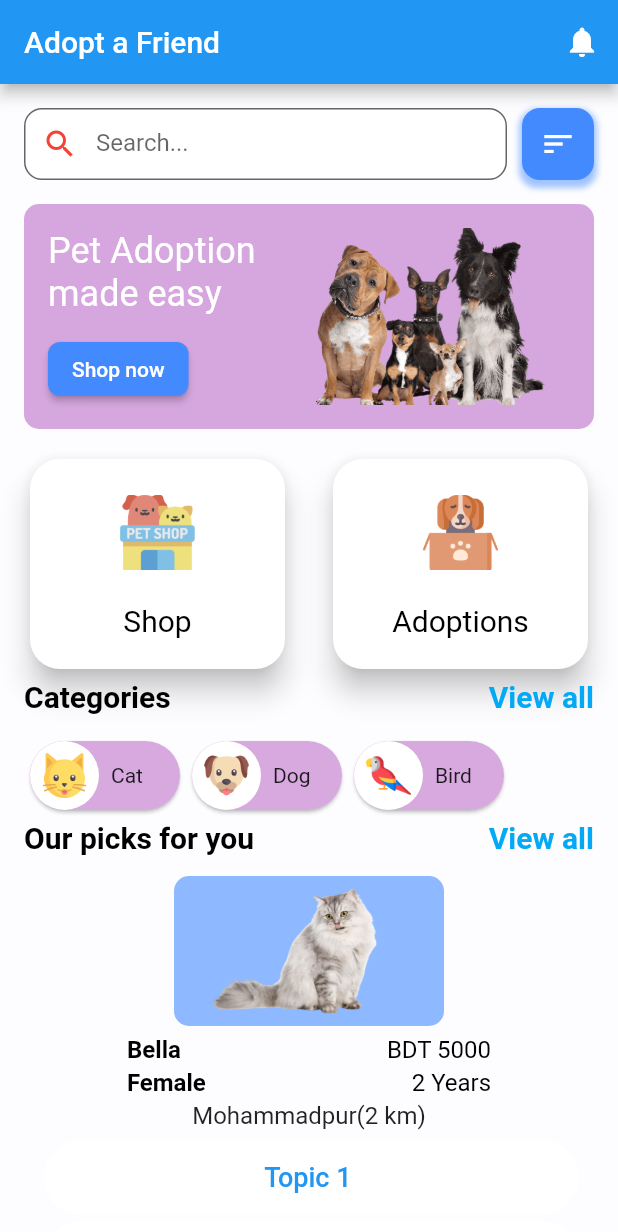
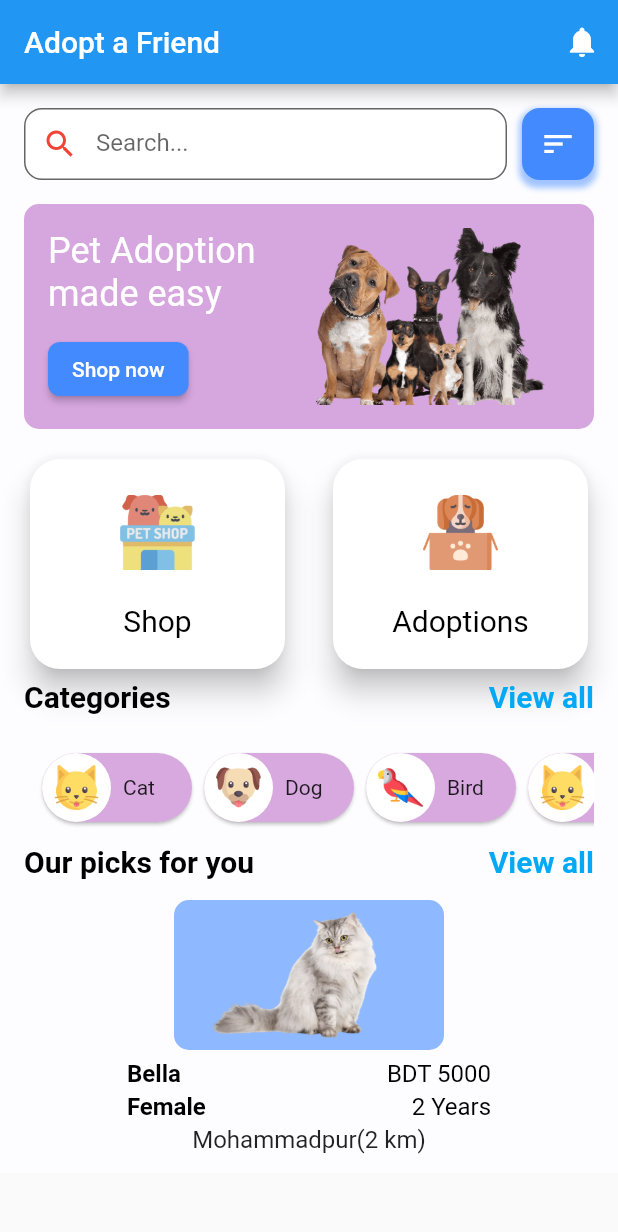
Before and after one commit to atik-sabuj/pet_shop, a Flutter app: the screen it shows after launch, on a phone screen of 412 x 824 dp. Shown: the top 1232 px of the screen. Run offline on Flutter 3.47's test engine with Material 2 defaults, Android fonts, the light colour scheme and no system bars.

Commit message:
updates designs

```diff
--- /dev/null
+++ b/lib/model/category.dart
@@ -0,0 +1,18 @@
+class Category {
+  String? name;
+  String? image;
+
+  Category({this.name, this.image});
+
+  Category.fromJson(Map<String, dynamic> json) {
+    name = json['name'];
+    image = json['Image'];
+  }
+
+  Map<String, dynamic> toJson() {
+    final Map<String, dynamic> data = new Map<String, dynamic>();
+    data['name'] = this.name;
+    data['Image'] = this.image;
+    return data;
+  }
+}
--- a/lib/splash_screen.dart
+++ b/lib/splash_screen.dart
@@ -2,6 +2,7 @@ import 'dart:async';
 import 'dart:ui';
 
 import 'package:flutter/material.dart';
+import 'package:pet_shop/model/category.dart';
 
 class SplashScreen extends StatefulWidget {
   const SplashScreen({Key? key}) : super(key: key);
@@ -44,7 +45,14 @@ class _SplashScreenState extends State<SplashScreen> {
 }
 
 class SecondScreen extends StatelessWidget {
-  final List<String> names = <String>['Topic 1', 'Topic 2 ', 'Topic 3', 'Topic 4', 'Topic 5',];
+  final List<Category> categoryList = [
+    Category(name: "Cat",image: "images/cat logo.png"),
+    Category(name: "Dog",image: "images/dog logo.png"),
+    Category(name: "Bird",image: "images/bird logo.png"),
+    Category(name: "Rabbit",image: "images/cat logo.png"),
+    Category(name: "Others",image: "images/cat logo.png"),
+
+  ];
 
 
   @override
@@ -290,116 +298,11 @@ class SecondScreen extends StatelessWidget {
                 SizedBox(
                   height: 16,
                 ),
-                Row(
-                  children: <Widget>[
-                    Card(
-                      shape: RoundedRectangleBorder(
-                        borderRadius: BorderRadius.circular(40),
-                        //set border radius more than 50% of height and width to make circle
-                      ),
-                      child: Container(
-                          width: 100,
-                          decoration: BoxDecoration(
-                            borderRadius: BorderRadius.circular(40),
-                            // <= No more error here :)
-                            color: Colors.purple.withOpacity(.4),
-                          ),
-                          child: Row(
-                            mainAxisAlignment: MainAxisAlignment.start,
-                            children: [
-                              ClipRRect(
-                                borderRadius: BorderRadius.circular(40.0),
-                                child: Container(
-                                  color: Colors.white,
-                                  child: Padding(
-                                    padding: const EdgeInsets.all(8.0),
-                                    child: Image.asset(
-                                      "images/cat logo.png",
-                                      height: 30.0,
-                                      width: 30.0,
-                                    ),
-                                  ),
-                                ),
-                              ),
-                              SizedBox(width: 8,),
-                              Text('Cat'),
-                            ],
-                          )
-                      ),
-                    ),
-                    Card(
-                      shape: RoundedRectangleBorder(
-                        borderRadius: BorderRadius.circular(40),
-                        //set border radius more than 50% of height and width to make circle
-                      ),
-                      child: Container(
-                          width: 100,
-                          decoration: BoxDecoration(
-                            borderRadius: BorderRadius.circular(40),
-                            // <= No more error here :)
-                            color: Colors.purple.withOpacity(.4),
-                          ),
-                          child: Row(
-                            mainAxisAlignment: MainAxisAlignment.start,
-                            children: [
-                              ClipRRect(
-                                borderRadius: BorderRadius.circular(40.0),
-                                child: Container(
-                                  color: Colors.white,
-                                  child: Padding(
-                                    padding: const EdgeInsets.all(8.0),
-                                    child: Image.asset(
-                                      "images/dog logo.png",
-                                      height: 30.0,
-                                      width: 30.0,
-                                    ),
-                                  ),
-                                ),
-                              ),
-                              SizedBox(width: 8,),
-                              Text('Dog'),
-                            ],
-                          )
-                      ),
-                    ),
-                    Card(
-                      shape: RoundedRectangleBorder(
-                        borderRadius: BorderRadius.circular(40),
-                        //set border radius more than 50% of height and width to make circle
-                      ),
-                      child: Container(
-                          width: 100,
-                          decoration: BoxDecoration(
-                            borderRadius: BorderRadius.circular(40),
-                            // <= No more error here :)
-                            color: Colors.purple.withOpacity(.4),
-                          ),
-                          child: Row(
-                            mainAxisAlignment: MainAxisAlignment.start,
-                            children: [
-                              ClipRRect(
-                                borderRadius: BorderRadius.circular(40.0),
-                                child: Container(
-                                  color: Colors.white,
-                                  child: Padding(
-                                    padding: const EdgeInsets.all(8.0),
-                                    child: Image.asset(
-                                      "images/bird logo.png",
-                                      height: 30.0,
-                                      width: 30.0,
-                                    ),
-                                  ),
-                                ),
-                              ),
-                              SizedBox(width: 8,),
-                              Text('Bird'),
-                            ],
-                          )
-                      ),
-                    ),
 
-                  ],
-                ),
+
+                showCategoryList(),//Category List like Cat,Dog,Bird and others
+
+
                 SizedBox(
                   height: 16,
                 ),
@@ -515,65 +418,7 @@ class SecondScreen extends StatelessWidget {
 
 
 
-                ListView.builder(
-                    shrinkWrap: true,
-                    padding: const EdgeInsets.all(8),
-                    itemCount: names.length,
-                    itemBuilder: (BuildContext context, int index) {
-                      return Container(
-                        height: 50,
-                        margin: EdgeInsets.all(2),
-                        // color: msgCount[index]>=10? Colors.blue[400] msgCount[index]>3? Colors.blue[100]: Colors.grey,
-                        child: Container(
-                          child: Padding(
-                            padding:EdgeInsets.fromLTRB(3, 0,0,0),
-                            child: Row(
-                                mainAxisAlignment: MainAxisAlignment.start,
-                                crossAxisAlignment: CrossAxisAlignment.stretch,
-                                children:[
-                                  Expanded(
-                                    child: TextButton(
 
-                                      onPressed: () {
-
-                                        print("Do something!");
-
-                                      },
-                                      style: ButtonStyle(
-                                          tapTargetSize: MaterialTapTargetSize.shrinkWrap,
-
-
-                                          minimumSize:MaterialStateProperty.all(Size(double.infinity, 14)),
-                                          shape: MaterialStateProperty.all(
-                                            RoundedRectangleBorder(
-                                                borderRadius: BorderRadius.circular(40.0)),
-                                          ),
-
-
-                                          backgroundColor:
-                                          MaterialStateProperty.all(
-
-                                              Colors.white
-
-                                          )),
-
-                                      child:Text('${names[index]} ',
-                                        style: TextStyle(fontSize: 18),
-                                        textAlign: TextAlign.left,
-
-
-                                      ),
-                                    ),
-
-                                  ),
-                                ]
-
-                            ),
-                          ),
-                        ),
-                      );
-                    }
-                )
               ],
             ),
           ),
@@ -581,4 +426,53 @@ class SecondScreen extends StatelessWidget {
       ),
     );
   }
+
+  showCategoryList() {
+    return  SizedBox(
+      height: 70,
+      child: ListView.builder(
+          shrinkWrap: true,
+          scrollDirection: Axis.horizontal,
+          padding: const EdgeInsets.all(8),
+          itemCount: categoryList.length,
+          itemBuilder: (BuildContext context, int index) {
+            return   Card(
+              shape: RoundedRectangleBorder(
+                borderRadius: BorderRadius.circular(40),
+                //set border radius more than 50% of height and width to make circle
+              ),
+              child: Container(
+                  width: 100,
+                  decoration: BoxDecoration(
+                    borderRadius: BorderRadius.circular(40),
+                    // <= No more error here :)
+                    color: Colors.purple.withOpacity(.4),
+                  ),
+                  child: Row(
+                    mainAxisAlignment: MainAxisAlignment.start,
+                    children: [
+                      ClipRRect(
+                        borderRadius: BorderRadius.circular(40.0),
+                        child: Container(
+                          color: Colors.white,
+                          child: Padding(
+                            padding: const EdgeInsets.all(8.0),
+                            child: Image.asset(
+                              categoryList[index].image.toString(),
+                              height: 30.0,
+                              width: 30.0,
+                            ),
+                          ),
+                        ),
+                      ),
+                      SizedBox(width: 8,),
+                      Text(categoryList[index].name.toString()),
+                    ],
+                  )
+              ),
+            );
+          }
+      ),
+    );
+  }
 }
```
